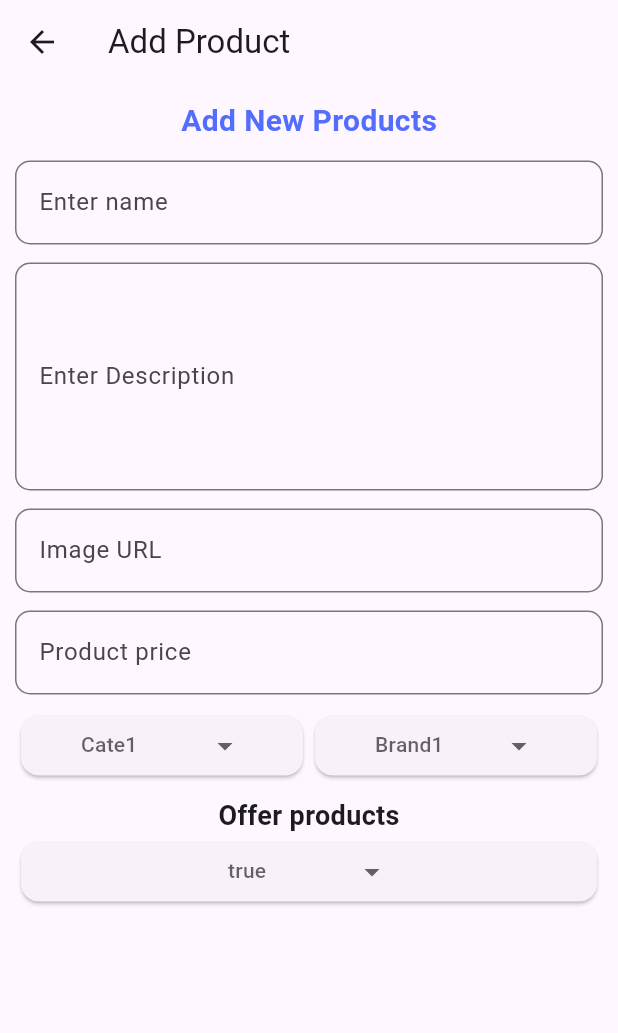
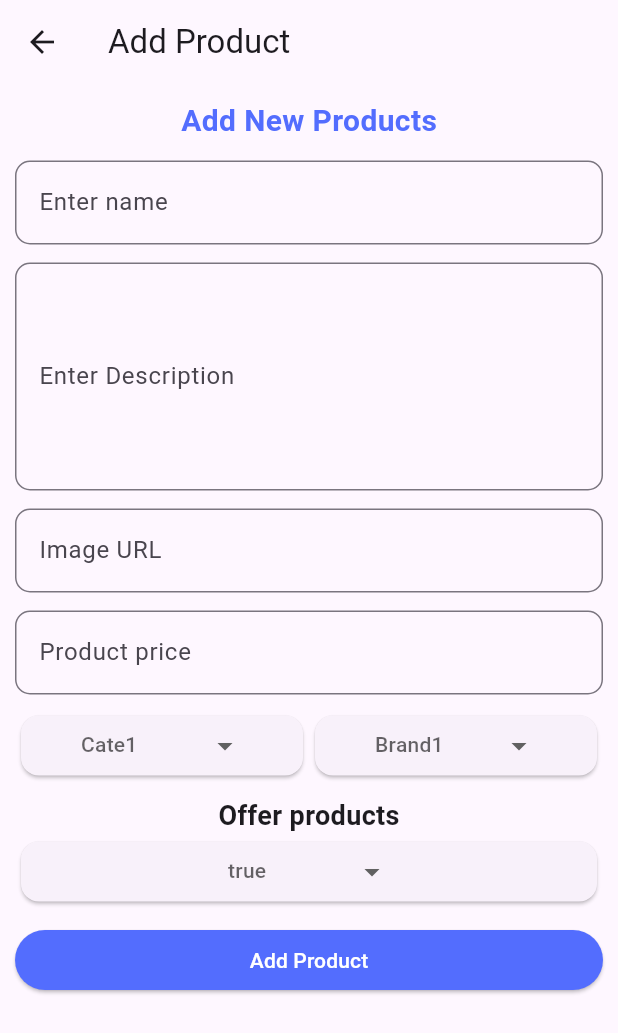
Before and after one commit to LivingstonTardzenyuy/Flutter-Projects, a Flutter app: the AddProduct screen opened directly, on a phone screen of 412 x 824 dp. Shown: the top 1033 px of the screen. Run offline on Flutter 3.47's test engine with Material 3 defaults, Android fonts, the phone set to English and light mode, and no system bars; drawn by our look-alikes of dropdown_button2; our stand-ins replace firebase_auth, firebase_core, font_awesome_flutter, get, google_fonts, google_sign_in; accounts and stored records are empty.

Commit message:
expanded the width size of my button

```diff
--- a/ecommerce/lib/Pages/add_product.dart
+++ b/ecommerce/lib/Pages/add_product.dart
@@ -62,6 +62,20 @@ class AddProduct extends StatelessWidget {
               SizedBox(height: 10,),
               Text('Offer products', style: TextStyle(fontSize: 18, fontWeight: FontWeight.bold),),
               DropDownButton(items: ['true', 'false'], selectedItemsText: 'true', onSelected: (selectedValue) {print(selectedValue);  },),
+
+              SizedBox(height: 15,),
+              Container(
+                width: double.infinity,
+                height: 40,
+                child: ElevatedButton(
+                  style: ElevatedButton.styleFrom(
+                    backgroundColor: Colors.indigoAccent,
+                    foregroundColor: Colors.white,
+
+                  ),
+                    onPressed: () {},
+                    child: Text('Add Product')),
+              )
             ],
           ),
         ),
```
